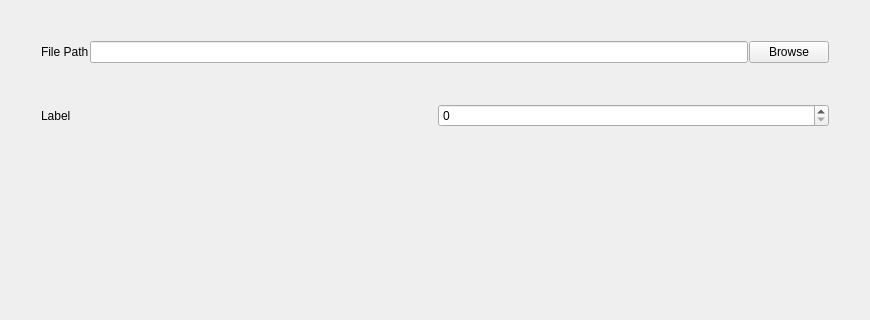
First picture: the form in python/mmSolver/tools/loadmarker/ui/loadmarker_layout.ui, repository david-cattermole/mayaMatchMoveSolver, before the edit; both pictures show x 0 to 870 and y 0 to 320 of the 870 by 874 pixel window.
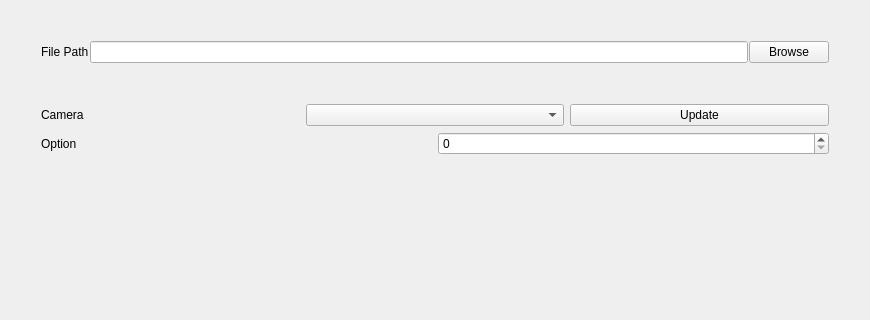
Second picture: the form after the edit.

The edit to the form file:
```diff
--- a/python/mmSolver/tools/loadmarker/ui/loadmarker_layout.ui
+++ b/python/mmSolver/tools/loadmarker/ui/loadmarker_layout.ui
@@ -117,6 +117,59 @@
      <property name="margin">
       <number>0</number>
      </property>
+     <item>
+      <layout class="QHBoxLayout" name="horizontalLayout_4">
+       <item>
+        <spacer name="horizontalSpacer_7">
+         <property name="orientation">
+          <enum>Qt::Horizontal</enum>
+         </property>
+         <property name="sizeType">
+          <enum>QSizePolicy::Minimum</enum>
+         </property>
+         <property name="sizeHint" stdset="0">
+          <size>
+           <width>40</width>
+           <height>20</height>
+          </size>
+         </property>
+        </spacer>
+       </item>
+       <item>
+        <widget class="QLabel" name="camera_label">
+         <property name="text">
+          <string>Camera</string>
+         </property>
+        </widget>
+       </item>
+       <item>
+        <widget class="QComboBox" name="camera_comboBox"/>
+       </item>
+       <item>
+        <widget class="QPushButton" name="cameraUpdate_pushButton">
+         <property name="text">
+          <string>Update</string>
+         </property>
+        </widget>
+       </item>
+       <item>
+        <spacer name="horizontalSpacer_8">
+         <property name="orientation">
+          <enum>Qt::Horizontal</enum>
+         </property>
+         <property name="sizeType">
+          <enum>QSizePolicy::Preferred</enum>
+         </property>
+         <property name="sizeHint" stdset="0">
+          <size>
+           <width>40</width>
+           <height>20</height>
+          </size>
+         </property>
+        </spacer>
+       </item>
+      </layout>
+     </item>
      <item>
       <layout class="QHBoxLayout" name="horizontalLayout_3">
        <item>
@@ -138,7 +191,7 @@
        <item>
         <widget class="QLabel" name="label_3">
          <property name="text">
-          <string>Label</string>
+          <string>Option</string>
          </property>
         </widget>
        </item>
```
